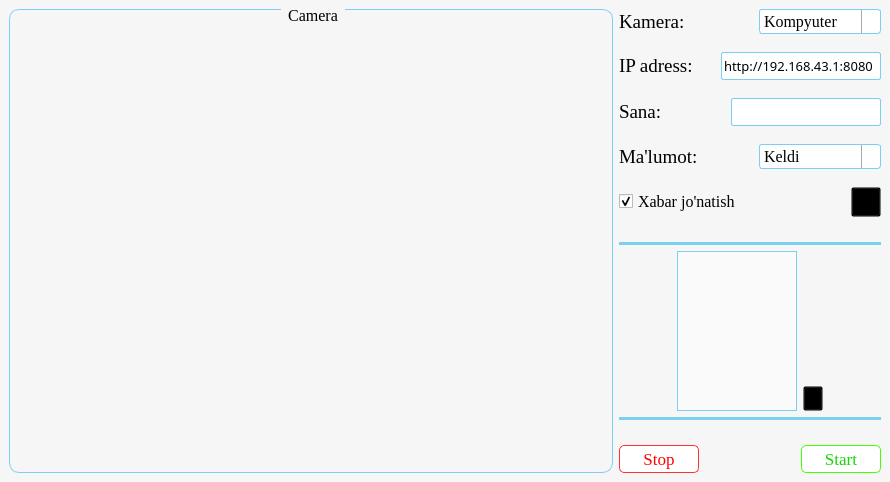
This is Designs/design_6.ui in MRprgmr/SControl as Qt 5 draws it before an edit. The edited form follows.
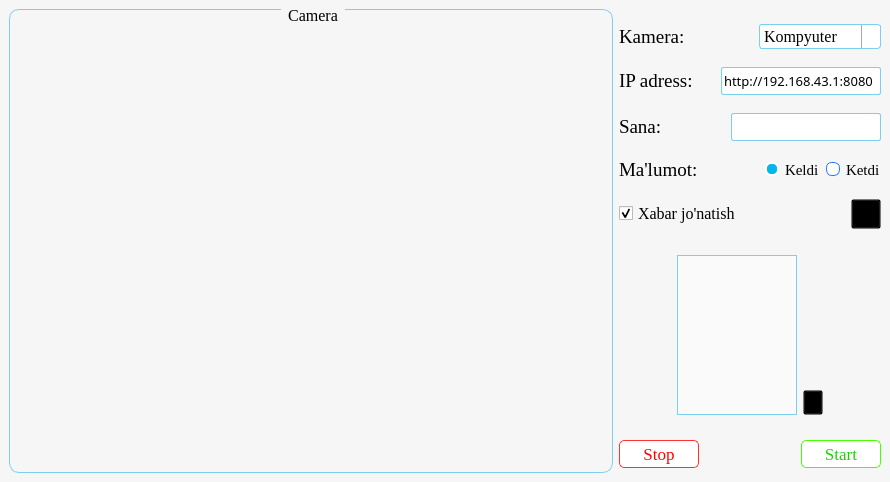
This is the edited form. Icons and pictures are not drawn.

Patch:
```diff
--- a/Designs/design_6.ui
+++ b/Designs/design_6.ui
@@ -52,7 +52,7 @@
    </property>
    <layout class="QGridLayout" name="gridLayout_3">
     <item row="0" column="0">
-     <layout class="QHBoxLayout" name="horizontalLayout_7">
+     <layout class="QHBoxLayout" name="horizontalLayout_8">
       <item>
        <widget class="QGroupBox" name="groupBox">
         <property name="font">
@@ -111,6 +111,22 @@
           <property name="spacing">
            <number>18</number>
           </property>
+          <item>
+           <spacer name="verticalSpacer_5">
+            <property name="orientation">
+             <enum>Qt::Vertical</enum>
+            </property>
+            <property name="sizeType">
+             <enum>QSizePolicy::Minimum</enum>
+            </property>
+            <property name="sizeHint" stdset="0">
+             <size>
+              <width>20</width>
+              <height>15</height>
+             </size>
+            </property>
+           </spacer>
+          </item>
           <item>
            <layout class="QHBoxLayout" name="horizontalLayout">
             <item>
@@ -321,7 +337,7 @@
            </layout>
           </item>
           <item>
-           <layout class="QHBoxLayout" name="horizontalLayout_4">
+           <layout class="QHBoxLayout" name="horizontalLayout_7">
             <item>
              <widget class="QLabel" name="label_4">
               <property name="font">
@@ -336,79 +352,126 @@
              </widget>
             </item>
             <item>
-             <widget class="QComboBox" name="comboBox_2">
-              <property name="minimumSize">
+             <spacer name="horizontalSpacer_5">
+              <property name="orientation">
+               <enum>Qt::Horizontal</enum>
+              </property>
+              <property name="sizeHint" stdset="0">
                <size>
-                <width>113</width>
-                <height>25</height>
+                <width>40</width>
+                <height>20</height>
                </size>
               </property>
-              <property name="font">
-               <font>
-                <family>Georgia</family>
-                <pointsize>12</pointsize>
-               </font>
+             </spacer>
+            </item>
+            <item>
+             <layout class="QHBoxLayout" name="horizontalLayout_4">
+              <property name="spacing">
+               <number>6</number>
               </property>
-              <property name="styleSheet">
-               <string notr="true">QComboBox {
-    border: 1px solid #7cd0ef;
-    border-radius: 3px;
-	min-width: 8.5em;
+              <item>
+               <widget class="QRadioButton" name="radioButton">
+                <property name="font">
+                 <font>
+                  <family>Georgia</family>
+                  <pointsize>11</pointsize>
+                 </font>
+                </property>
+                <property name="autoFillBackground">
+                 <bool>false</bool>
+                </property>
+                <property name="styleSheet">
+                 <string notr="true">
+QRadioButton::indicator:checked {
+    background-color:       rgb(0, 184, 234);
+border-radius: 6px;
+    border:                 2px solid  rgb(255, 255, 255);
 }
 QComboBox:hover{
 border-color: #5487ee;
 }
 
-
-QComboBox::drop-down {
-    subcontrol-origin: padding;
-	subcontrol-position: top right;
-	width: 18px;
- 
-	border-left-width: 1px;
-	border-left-color: darkgray;
-	border-left-style: solid;
-	border-top-right-radius: 3px;
-	border-bottom-right-radius: 3px;
+QRadioButton::indicator:unchecked {
+    background-color:       rgb(255, 255, 255);
+border-radius: 6px;
+    border:                 1px solid rgb(39, 122, 255);
 }
-
-
-
-QComboBox::down-arrow {
-  image: url(:/Icons/Icons/drop-down-arrow.png);
-width: 20px;
+QRadioButton::indicator:unchecked::hover {
+    background-color:       rgba(73, 255, 255, 0.1);
+border-radius: 6px;
+    border:                 1px solid rgb(0, 85, 255);
+}</string>
+                </property>
+                <property name="text">
+                 <string>Keldi</string>
+                </property>
+                <property name="icon">
+                 <iconset>
+                  <normalon>:/Icons/Icons/came.png</normalon>
+                 </iconset>
+                </property>
+                <property name="iconSize">
+                 <size>
+                  <width>18</width>
+                  <height>18</height>
+                 </size>
+                </property>
+                <property name="checked">
+                 <bool>true</bool>
+                </property>
+                <property name="autoRepeat">
+                 <bool>false</bool>
+                </property>
+               </widget>
+              </item>
+              <item>
+               <widget class="QRadioButton" name="radioButton_2">
+                <property name="font">
+                 <font>
+                  <family>Georgia</family>
+                  <pointsize>11</pointsize>
+                 </font>
+                </property>
+                <property name="styleSheet">
+                 <string notr="true">
+QRadioButton::indicator:checked {
+    background-color:       rgb(0, 184, 234);
+border-radius: 6px;
+    border:                 2px solid  rgb(255, 255, 255);
 }
 QComboBox::drop-down:hover {
 	/* Does this work with QDateEdit??? */
 	background-color: qlineargradient(x1: 0, y1: 0, x2: 0, y2: 1, stop: 0 #d8d7d7, stop: 1 #e9e9e9);
 }
 
-QComboBox::down-arrow:on { /* shift the arrow when popup is open */
-    top: 1px;
-    left: 1px;
+QRadioButton::indicator:unchecked {
+    background-color:       rgb(255, 255, 255);
+border-radius: 6px;
+    border:                 1px solid rgb(39, 122, 255);
+}
+QRadioButton::indicator:unchecked::hover {
+    background-color:       rgba(73, 255, 255, 0.1);
+border-radius: 6px;
+    border:                 1px solid rgb(0, 85, 255);
 }</string>
-              </property>
-              <item>
-               <property name="text">
-                <string>Keldi</string>
-               </property>
-               <property name="icon">
-                <iconset>
-                 <normalon>:/Icons/Icons/came.png</normalon>
-                </iconset>
-               </property>
+                </property>
+                <property name="text">
+                 <string>Ketdi</string>
+                </property>
+                <property name="icon">
+                 <iconset>
+                  <normalon>:/Icons/Icons/leave.png</normalon>
+                 </iconset>
+                </property>
+                <property name="iconSize">
+                 <size>
+                  <width>18</width>
+                  <height>18</height>
+                 </size>
+                </property>
+               </widget>
               </item>
-              <item>
-               <property name="text">
-                <string>Ketdi</string>
-               </property>
-               <property name="icon">
-                <iconset>
-                 <normalon>:/Icons/Icons/leave.png</normalon>
-                </iconset>
-               </property>
-              </item>
-             </widget>
+             </layout>
             </item>
            </layout>
           </item>
@@ -521,58 +584,8 @@
         </item>
         <item>
          <layout class="QGridLayout" name="gridLayout_2">
-          <item row="0" column="0" colspan="4">
-           <widget class="Line" name="line">
-            <property name="styleSheet">
-             <string notr="true">border: none;
-background-color: #7cd0ef;</string>
-            </property>
-            <property name="orientation">
-             <enum>Qt::Horizontal</enum>
-            </property>
-           </widget>
-          </item>
-          <item row="1" column="1" rowspan="2">
-           <widget class="QLabel" name="label_6">
-            <property name="minimumSize">
-             <size>
-              <width>120</width>
-              <height>160</height>
-             </size>
-            </property>
-            <property name="maximumSize">
-             <size>
-              <width>120</width>
-              <height>160</height>
-             </size>
-            </property>
-            <property name="styleSheet">
-             <string notr="true">border: 1px solid #7cd0ef;
-background-color: #fafafa;</string>
-            </property>
-            <property name="text">
-             <string/>
-            </property>
-            <property name="scaledContents">
-             <bool>true</bool>
-            </property>
-           </widget>
-          </item>
           <item row="1" column="3">
-           <spacer name="verticalSpacer_3">
-            <property name="orientation">
-             <enum>Qt::Vertical</enum>
-            </property>
-            <property name="sizeHint" stdset="0">
-             <size>
-              <width>20</width>
-              <height>40</height>
-             </size>
-            </property>
-           </spacer>
-          </item>
-          <item row="2" column="0">
-           <spacer name="horizontalSpacer_4">
+           <spacer name="horizontalSpacer_3">
             <property name="orientation">
              <enum>Qt::Horizontal</enum>
             </property>
@@ -584,7 +597,7 @@
             </property>
            </spacer>
           </item>
-          <item row="2" column="2">
+          <item row="1" column="2">
            <widget class="QPushButton" name="pushButton_7">
             <property name="minimumSize">
              <size>
@@ -629,8 +642,8 @@
             </property>
            </widget>
           </item>
-          <item row="2" column="3">
-           <spacer name="horizontalSpacer_3">
+          <item row="1" column="0">
+           <spacer name="horizontalSpacer_4">
             <property name="orientation">
              <enum>Qt::Horizontal</enum>
             </property>
@@ -642,27 +655,45 @@
             </property>
            </spacer>
           </item>
-          <item row="3" column="0" colspan="4">
-           <widget class="Line" name="line_2">
-            <property name="windowModality">
-             <enum>Qt::NonModal</enum>
+          <item row="0" column="1" rowspan="2">
+           <widget class="QLabel" name="label_6">
+            <property name="minimumSize">
+             <size>
+              <width>120</width>
+              <height>160</height>
+             </size>
+            </property>
+            <property name="maximumSize">
+             <size>
+              <width>120</width>
+              <height>160</height>
+             </size>
             </property>
             <property name="styleSheet">
-             <string notr="true">border: none;
-background-color: #7cd0ef;
-height: 1px;</string>
+             <string notr="true">border: 1px solid #7cd0ef;
+background-color: #fafafa;</string>
             </property>
-            <property name="frameShadow">
-             <enum>QFrame::Plain</enum>
+            <property name="text">
+             <string/>
             </property>
-            <property name="midLineWidth">
-             <number>0</number>
-            </property>
-            <property name="orientation">
-             <enum>Qt::Horizontal</enum>
+            <property name="scaledContents">
+             <bool>true</bool>
             </property>
            </widget>
           </item>
+          <item row="0" column="3">
+           <spacer name="verticalSpacer_3">
+            <property name="orientation">
+             <enum>Qt::Vertical</enum>
+            </property>
+            <property name="sizeHint" stdset="0">
+             <size>
+              <width>20</width>
+              <height>40</height>
+             </size>
+            </property>
+           </spacer>
+          </item>
          </layout>
         </item>
         <item>
@@ -794,6 +825,22 @@
           </item>
          </layout>
         </item>
+        <item>
+         <spacer name="verticalSpacer_4">
+          <property name="orientation">
+           <enum>Qt::Vertical</enum>
+          </property>
+          <property name="sizeType">
+           <enum>QSizePolicy::Fixed</enum>
+          </property>
+          <property name="sizeHint" stdset="0">
+           <size>
+            <width>5</width>
+            <height>5</height>
+           </size>
+          </property>
+         </spacer>
+        </item>
        </layout>
       </item>
      </layout>
```
Left out of the diff: 7 changed lines with no effect on the pictures.
